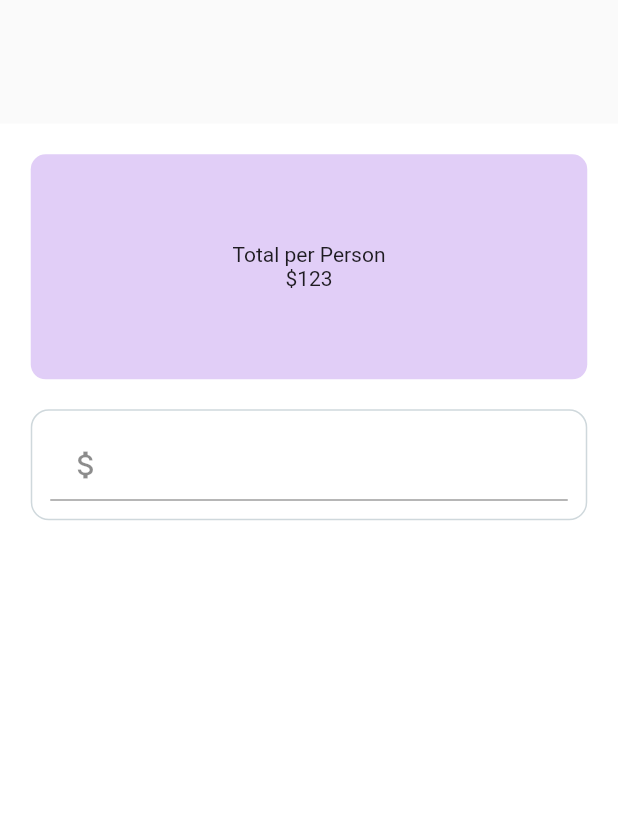
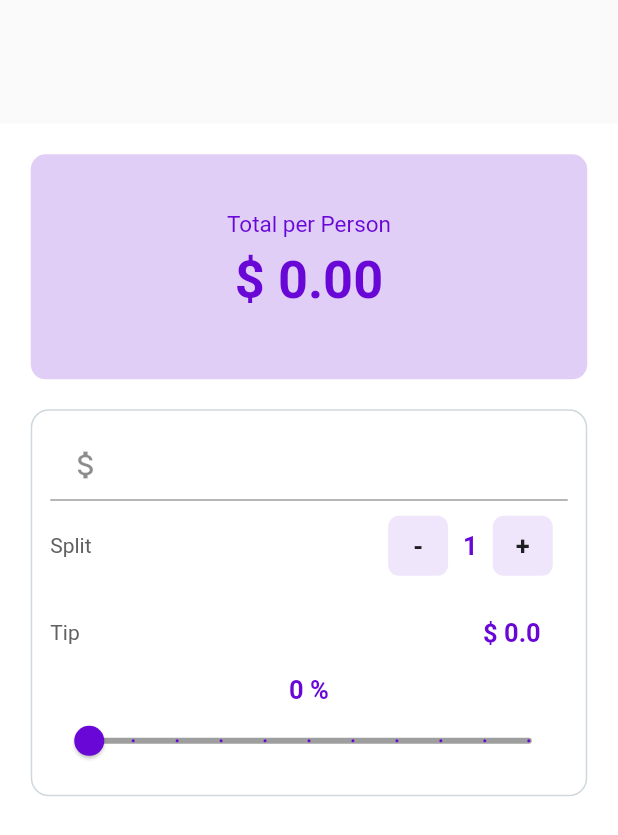
Before and after one commit to ryuryudragno/flutter_first_app, a Flutter app: the screen it shows after launch, on a phone screen of 412 x 824 dp. Shown: the top 835 px of the screen. Run offline on Flutter 3.47's test engine with Material 2 defaults, Android fonts, the phone set to English and light mode, and no system bars.

Commit message:
tip calculator app

```diff
--- a/lib/ui/home.dart
+++ b/lib/ui/home.dart
@@ -38,9 +38,20 @@ class _BillSplitterState extends State<BillSplitter> {
                 child: Column(
                   mainAxisAlignment: MainAxisAlignment.center,
                   children: [
-                    Text("Total per Person"),
+                    Text("Total per Person",style: TextStyle(
+                      fontWeight: FontWeight.normal,
+                      fontSize: 15.0,
+                      color: _purple,
+                    ),),
 
-                    Text("\$123"),
+                    Padding(
+                      padding: const EdgeInsets.all(8.0),
+                      child: Text("\$ ${calculateTotalPerPerson(_tipPercentage, _billAmount, _personCounter)}",style: TextStyle(
+                        fontWeight: FontWeight.bold,
+                        fontSize: 34.9,
+                        color: _purple,
+                      ),),
+                    ),
                   ],
                 ),
               ),
@@ -73,6 +84,118 @@ class _BillSplitterState extends State<BillSplitter> {
                         _billAmount = 0.0;
                       }
                     },
+                  ),
+                  Row(
+                    mainAxisAlignment: MainAxisAlignment.spaceBetween,
+                    children: [
+                      Text("Split",style: TextStyle(
+                        color: Colors.grey.shade700
+                      ),),
+                      Row(
+                        children: [
+                          InkWell(
+                            onTap: (){
+                              setState(() {
+                                if(_personCounter > 1){
+                                  _personCounter--;
+                                }else{
+
+                                }
+                              });
+                            },
+                            child: Container(
+                              width: 40,
+                              height: 40,
+                              margin: EdgeInsets.all(10),
+                              decoration: BoxDecoration(
+                                borderRadius: BorderRadius.circular(7),
+                                color: _purple.withOpacity(0.1),
+                              ),
+                              child: Center(
+                                child: Text(
+                                  "-",style: TextStyle(
+                                  fontWeight: FontWeight.bold,
+                                  fontSize: 17.0
+                                ),
+                                ),
+                              ),
+                            ),
+
+                          ),
+                          Text("$_personCounter",style: TextStyle(
+                            color: _purple,
+                            fontWeight: FontWeight.bold,
+                            fontSize: 17.0,
+                          ),),
+                          InkWell(
+                            onTap: (){
+                              setState(() {
+                                _personCounter++;
+                              });
+                            },
+                            child: Container(
+                              width: 40,
+                              height: 40,
+                              margin: EdgeInsets.all(10),
+                              decoration: BoxDecoration(
+                                color: _purple.withOpacity(0.1),
+                                borderRadius: BorderRadius.circular(7.0)
+                              ),
+                              child: Center(
+                                child: Text(
+                                  "+",style: TextStyle(
+                                    fontWeight: FontWeight.bold,
+                                    fontSize: 17.0
+                                ),
+                                ),
+                              ),
+                            ),
+                          ),
+
+                        ],
+                      ),
+
+                    ],
+                  ),
+                  Row(
+                    mainAxisAlignment: MainAxisAlignment.spaceBetween,
+                    children: [
+                      Text("Tip",style: TextStyle(
+                          color: Colors.grey.shade700
+                      ),),
+                      Padding(
+                        padding: const EdgeInsets.all(18.0),
+                        child: Text(" \$ ${calculateTotalTip(_billAmount,
+                            _tipPercentage, _personCounter)}",style: TextStyle(
+                          color: _purple,
+                          fontWeight: FontWeight.bold,
+                          fontSize: 17.0,
+                        ),),
+                      )
+                    ],
+                  ),
+                  //Slider
+                  Column(
+                    children: [
+                      Text("$_tipPercentage %",style: TextStyle(
+                        color: _purple,
+                        fontSize: 17.0,
+                        fontWeight: FontWeight.bold,
+                      ),),
+                      Slider(
+                          min:0,
+                          max:100,
+                          activeColor: _purple,
+                          inactiveColor: Colors.grey,
+                          divisions: 10,
+                          value: _tipPercentage.toDouble(),
+                          onChanged: (double newValue){
+                            setState(() {
+                              _tipPercentage = newValue.round();
+                            });
+                          }
+                      )
+                    ],
                   )
                 ],
               ),
@@ -81,6 +204,22 @@ class _BillSplitterState extends State<BillSplitter> {
         ),
       ),
     );
+  }
+  calculateTotalPerPerson(int tipPercentage, double billAmount, int splitby){
+    var totalPerPerson = (calculateTotalTip(billAmount, tipPercentage, splitby) + billAmount)/splitby;
+
+    return totalPerPerson.toStringAsFixed(2);
+  }
+
+  calculateTotalTip(double billAmount, int tipPercentage, int splitby){
+    double totalTip = 0.0;
+
+    if(billAmount < 0 || billAmount.toString().isEmpty || billAmount == null){
+
+    }else{
+      totalTip = (billAmount *tipPercentage)/100;
+    }
+    return totalTip;
   }
 }
 
```
